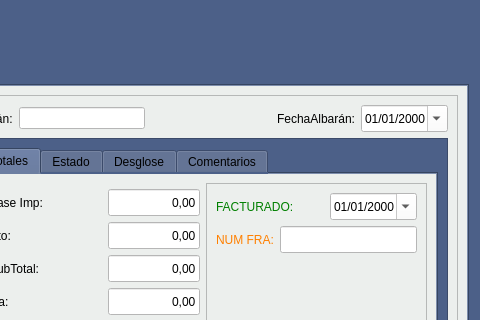
The window that Zona_Compras/frmalbaranproveedor.ui (arcnexus/RedFoX) describes before a commit, drawn with Qt 5; both pictures show x 544 to 1024 and y 0 to 320 of the 1024 by 507 pixel window.
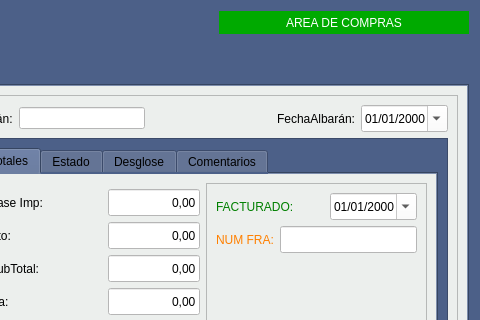
The same window after the commit. Icons and pictures are not drawn.

Commit message: formularios area compras

Patch:
```diff
--- a/Zona_Compras/frmalbaranproveedor.ui
+++ b/Zona_Compras/frmalbaranproveedor.ui
@@ -10,6 +10,12 @@
     <height>507</height>
    </rect>
   </property>
+  <property name="minimumSize">
+   <size>
+    <width>0</width>
+    <height>0</height>
+   </size>
+  </property>
   <property name="windowTitle">
    <string>Gestión de Albaranes de proveedor</string>
   </property>
@@ -28,6 +34,39 @@
      </property>
     </widget>
    </item>
+   <item row="0" column="4">
+    <spacer name="horizontalSpacer">
+     <property name="orientation">
+      <enum>Qt::Horizontal</enum>
+     </property>
+     <property name="sizeHint" stdset="0">
+      <size>
+       <width>213</width>
+       <height>20</height>
+      </size>
+     </property>
+    </spacer>
+   </item>
+   <item row="0" column="5">
+    <widget class="QLabel" name="label_22">
+     <property name="minimumSize">
+      <size>
+       <width>250</width>
+       <height>0</height>
+      </size>
+     </property>
+     <property name="styleSheet">
+      <string notr="true">background-color: rgb(0, 170, 0);
+color: rgb(255, 255, 255);</string>
+     </property>
+     <property name="text">
+      <string>AREA DE COMPRAS</string>
+     </property>
+     <property name="alignment">
+      <set>Qt::AlignCenter</set>
+     </property>
+    </widget>
+   </item>
    <item row="1" column="0">
     <widget class="QLabel" name="label_18">
      <property name="minimumSize">
@@ -92,7 +131,7 @@
      </property>
     </widget>
    </item>
-   <item row="2" column="0" colspan="4">
+   <item row="2" column="0" colspan="6">
     <widget class="QTabWidget" name="tabWidget_2">
      <property name="currentIndex">
       <number>0</number>
@@ -1983,7 +2022,7 @@
      </widget>
     </widget>
    </item>
-   <item row="3" column="0" colspan="4">
+   <item row="3" column="0" colspan="6">
     <widget class="QFrame" name="frame_4">
      <property name="minimumSize">
       <size>
```
The commit also changes 7 other files.
